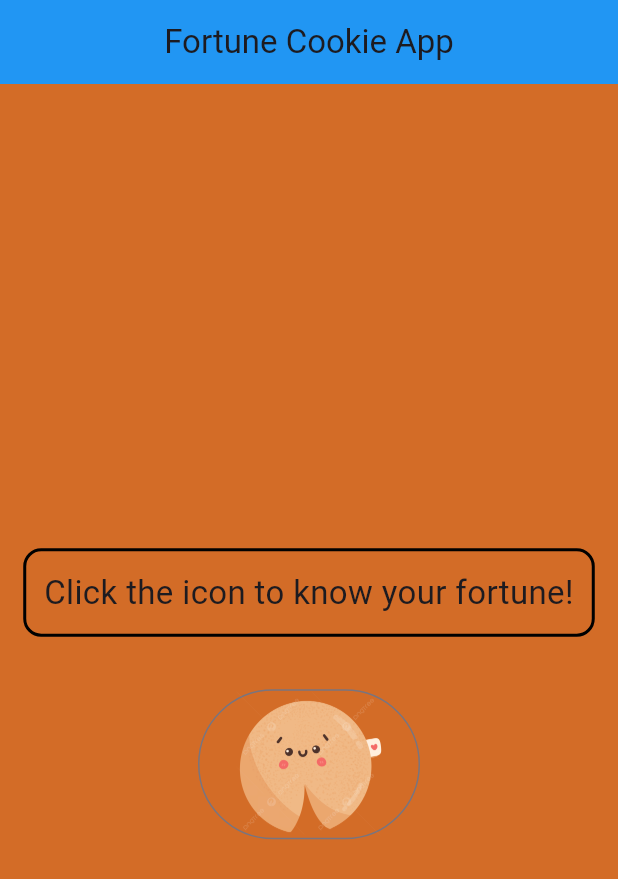
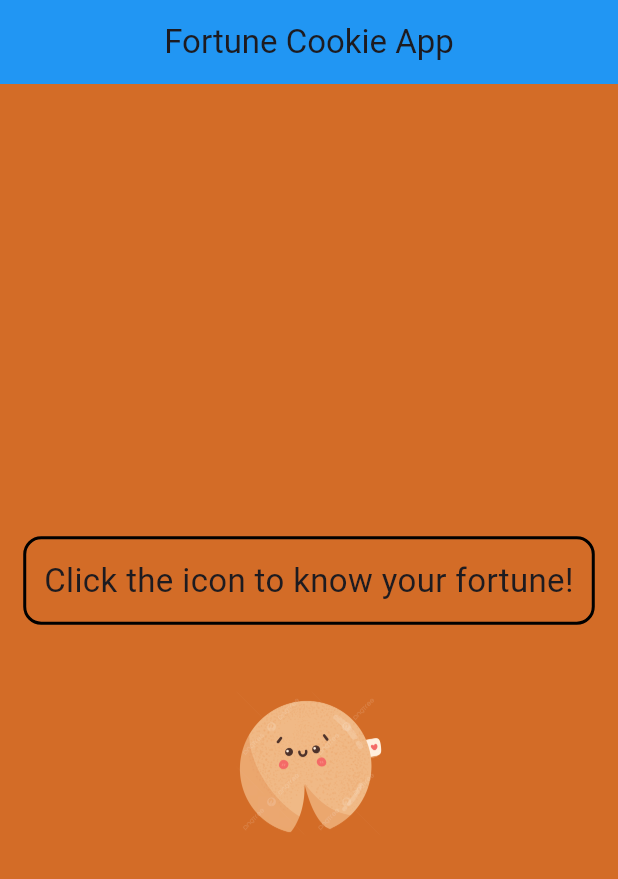
Before and after one commit to tamim-cloud/coockie, a Flutter app: the screen it shows after launch, on a phone screen of 412 x 824 dp. Shown: the top 879 px of the screen. Run offline on Flutter 3.47's test engine with Material 3 defaults, Android fonts, the phone set to English and light mode, and no system bars.

Commit message:
replace textbutton where had outlinebutton in home screen for show fortune by click on photo

```diff
--- a/coockie/lib/screens/home_screen.dart
+++ b/coockie/lib/screens/home_screen.dart
@@ -59,7 +59,7 @@ class _HomeScreenState extends State<HomeScreen> {
                 ),
               ),
             SizedBox(height: 35),
-            OutlinedButton(
+            TextButton(
               onPressed: showNextFortune,
               child: Image.asset(
                 "assets/images/coockie.png",
```
